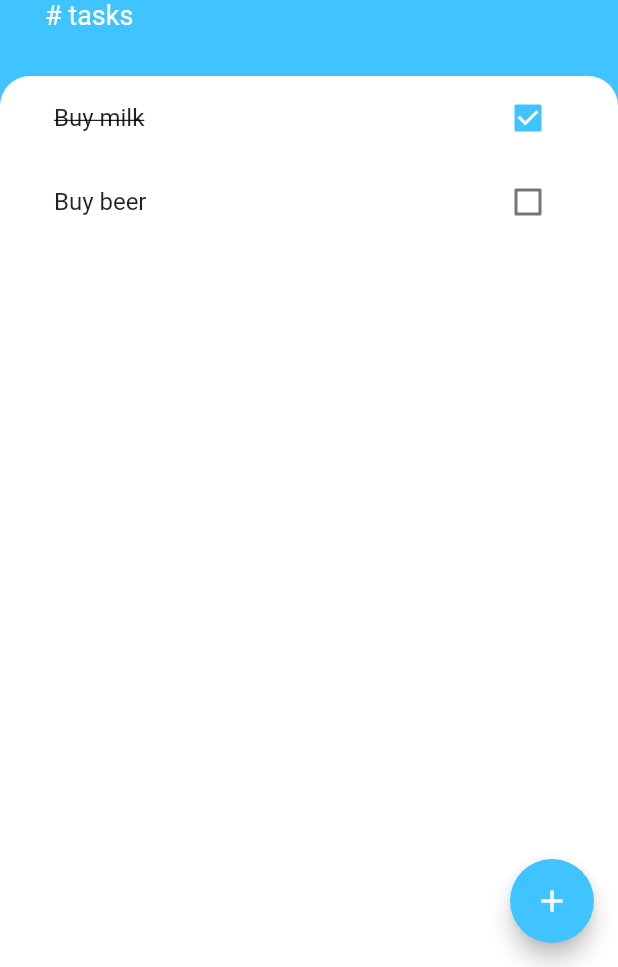
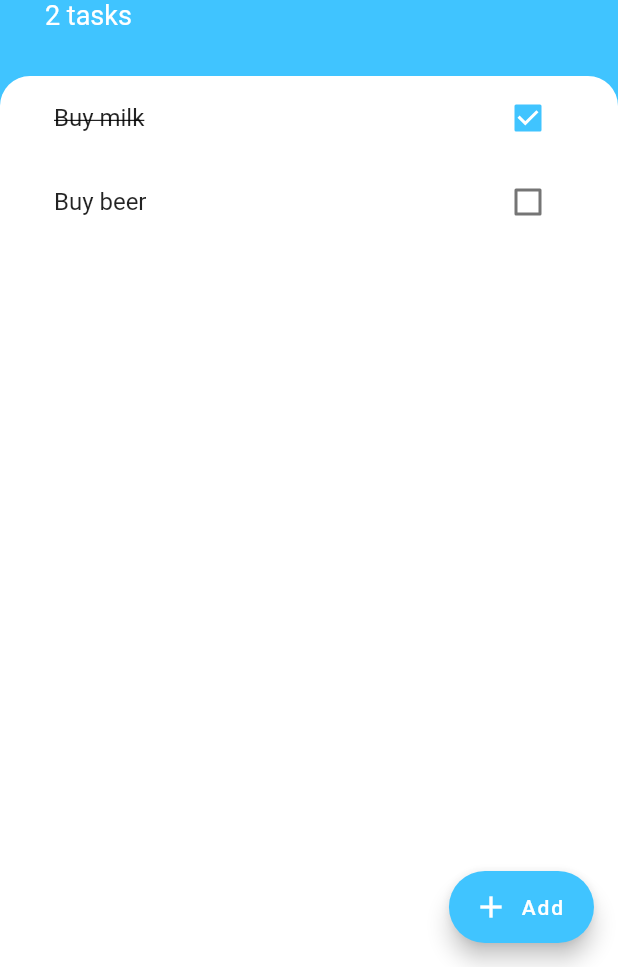
Before and after one commit to 4Federiz/Todoey, a Flutter app: the screen it shows after launch, on a phone screen of 412 x 824 dp, the part 269-1236 px from its top. Run offline on Flutter 3.47's test engine with Material 2 defaults, Android fonts, the phone set to English and light mode, and no system bars.

Commit message:
Add new task to list, done

```diff
--- a/lib/main.dart
+++ b/lib/main.dart
@@ -1,6 +1,7 @@
 import 'package:flutter/material.dart';
 import 'screens/tasks_screen.dart';
 
+///TODO: Hitting the green arrow in Android will return null. Fix this.
 void main() => runApp(MyApp());
 
 class MyApp extends StatelessWidget {
--- a/lib/screens/tasks_screen.dart
+++ b/lib/screens/tasks_screen.dart
@@ -1,12 +1,26 @@
 import 'package:flutter/material.dart';
 import 'package:todoey/widgets/tasks_add.dart';
 import 'package:todoey/widgets/tasks_list.dart';
+import 'package:todoey/models/task.dart';
 
-class TasksScreens extends StatelessWidget {
+class TasksScreens extends StatefulWidget {
+  @override
+  _TasksScreensState createState() => _TasksScreensState();
+}
+
+class _TasksScreensState extends State<TasksScreens> {
+  List<Task> tasks = [
+    Task(name: 'Buy milk', isDone: true),
+    Task(name: 'Buy beer')
+  ];
+
   @override
   Widget build(BuildContext context) {
     return Scaffold(
-      floatingActionButton: FloatingActionButton(
+      floatingActionButton: FloatingActionButton.extended(
+        label: Text('Add'),
+        icon: Icon(Icons.add),
+        backgroundColor: Colors.lightBlueAccent,
         onPressed: () {
           showModalBottomSheet(
               context: context,
@@ -15,12 +29,16 @@ class TasksScreens extends StatelessWidget {
                     child: Container(
                       padding: EdgeInsets.only(
                           bottom: MediaQuery.of(context).viewInsets.bottom),
-                      child: AddTaskScreen(),
+                      child: AddTaskScreen((newTaskTitle) {
+                        setState(() {
+                          newTaskTitle ?? tasks.add(Task(name: "Don't hit the green arrow: Null value."));
+                          tasks.add(Task(name: newTaskTitle));
+                        });
+                        Navigator.pop(context);
+                      }),
                     ),
                   ));
         },
-        backgroundColor: Colors.lightBlueAccent,
-        child: Icon(Icons.add),
       ),
       backgroundColor: Colors.lightBlueAccent,
       body: SafeArea(
@@ -54,7 +72,7 @@ class TasksScreens extends StatelessWidget {
                     ),
                   ),
                   Text(
-                    '# tasks',
+                    '${tasks.length} tasks',
                     style: TextStyle(
                       color: Colors.white,
                       fontSize: 18,
@@ -65,7 +83,7 @@ class TasksScreens extends StatelessWidget {
             ),
             Expanded(
               child: Container(
-                child: TasksList(),
+                child: TasksList(tasks),
                 decoration: BoxDecoration(
                   color: Colors.white,
                   borderRadius: BorderRadius.only(
--- a/lib/widgets/tasks_list.dart
+++ b/lib/widgets/tasks_list.dart
@@ -3,27 +3,26 @@ import 'tasks_tile.dart';
 import 'package:todoey/models/task.dart';
 
 class TasksList extends StatefulWidget {
+  final List<Task> tasks;
+  TasksList(this.tasks);
+
   @override
   _TasksListState createState() => _TasksListState();
 }
 
 class _TasksListState extends State<TasksList> {
-  List<Task> tasks = [
-    Task(name: 'Buy milk', isDone: true),
-    Task(name: 'Buy beer')
-  ];
 
   @override
   Widget build(BuildContext context) {
     return ListView.builder(
-      itemCount: tasks.length,
+      itemCount: widget.tasks.length,
       itemBuilder: (context, index) {
         return TaskTile(
-          taskTitle: tasks[index].name,
-          isChecked: tasks[index].isDone,
+          taskTitle: widget.tasks[index].name,
+          isChecked: widget.tasks[index].isDone,
           checkboxCallback: (checkboxState) {
             setState(() {
-              tasks[index].toggleDone();
+              widget.tasks[index].toggleDone();
             });
           },
         );
```
Also changed, not shown: lib/widgets/tasks_add.dart (+17 -3 lines).
